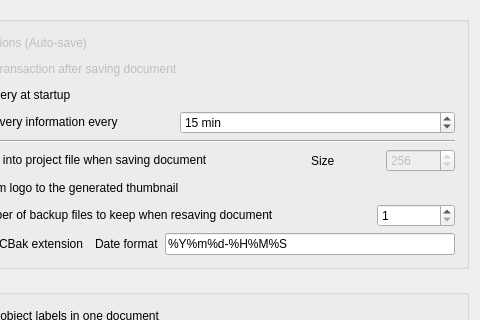
Qt form src/Gui/PreferencePages/DlgSettingsDocument.ui (southseact-3d/fcd) before a commit; both pictures show x 127 to 607 and y 218 to 538 of the 607 by 859 pixel window.
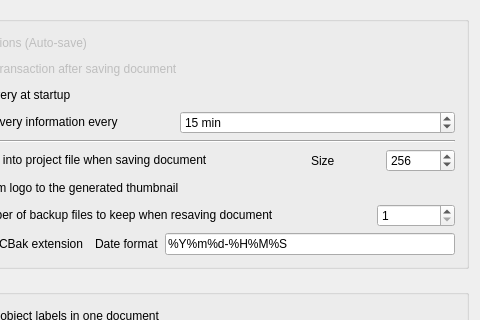
The same form after that commit. Custom widgets are drawn as their Qt base class.

Commit message:
Gui: Enable the thumbnail size widget by default
With PR #10016 the saving of thumbnails is on by default but the spin box to set the size is still disabled.
This results into an inconsistency and one has to click the Save thumbnails check box twice to enable the size widget.

```diff
--- a/src/Gui/PreferencePages/DlgSettingsDocument.ui
+++ b/src/Gui/PreferencePages/DlgSettingsDocument.ui
@@ -379,9 +379,6 @@
         </item>
         <item>
          <widget class="Gui::PrefSpinBox" name="prefThumbnailSize">
-          <property name="enabled">
-           <bool>false</bool>
-          </property>
           <property name="toolTip">
            <string>Sets the size of the thumbnail that is stored in the document.
 Common sizes are 128, 256 and 512</string>
```
